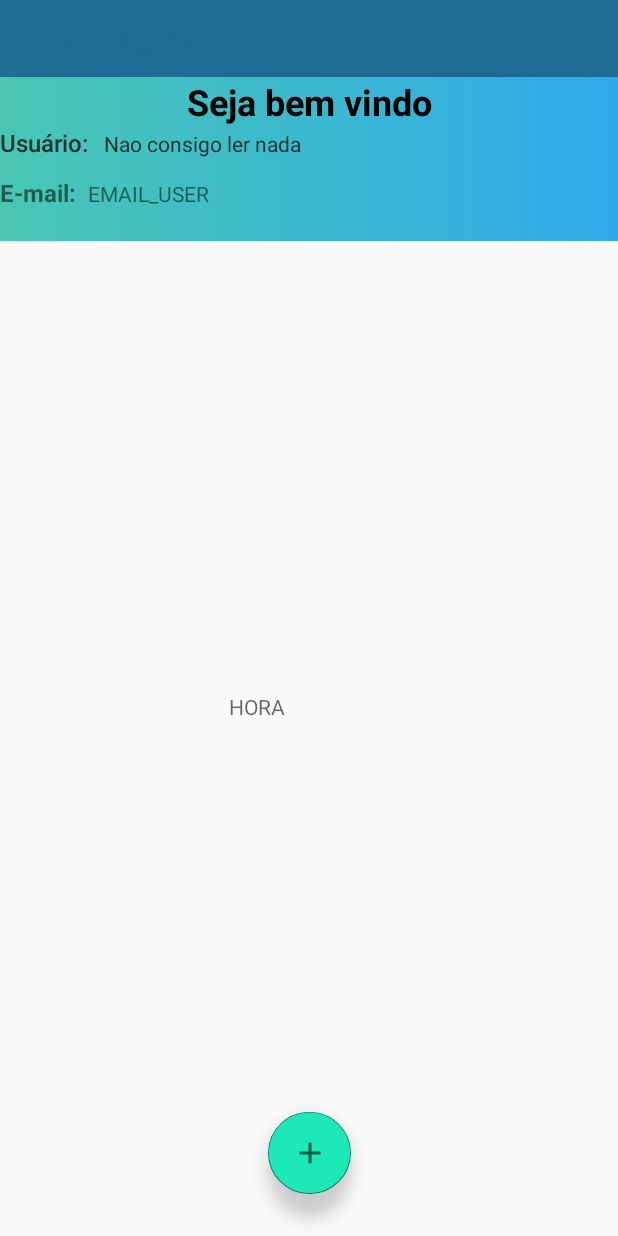
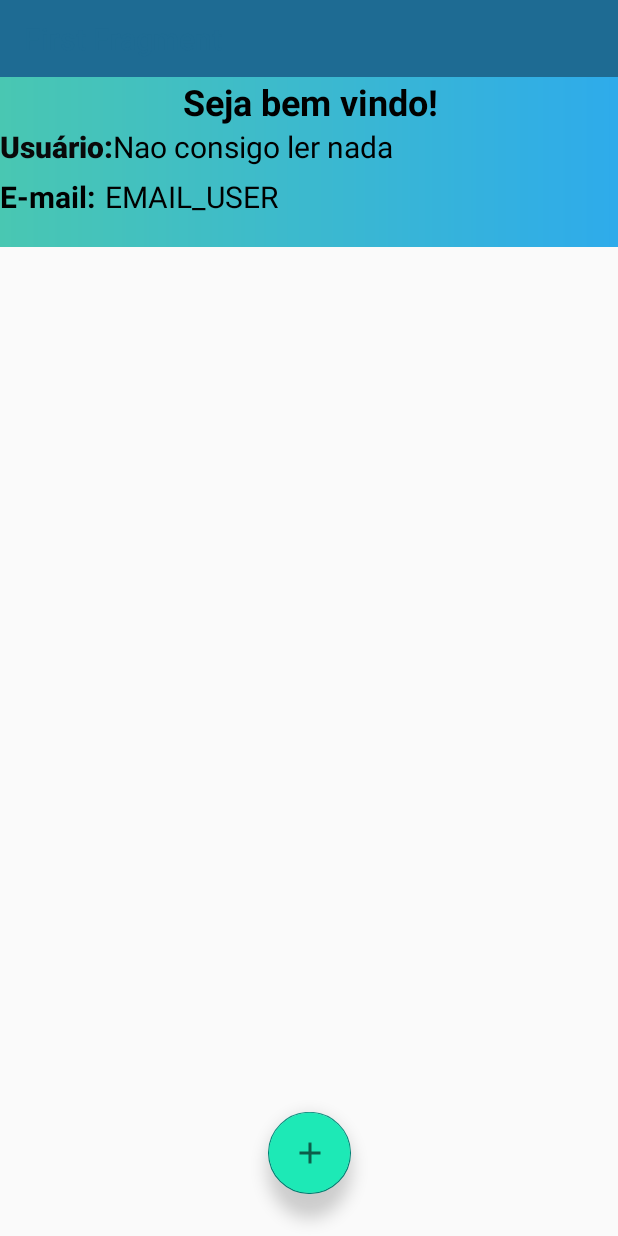
Before and after one commit to HugoOliveira72/DentistApp, an Android app: the FirstFragment screen opened directly, with no data from a screen before it, on a phone screen of 412 x 824 dp. Run offline under Robolectric (Android 15) with nearby library versions, the phone set to English and light mode, and no system bars; our stand-ins replace navigation-ui; 6 statements that could not run were skipped.

Commit message:
Melhorada a aparencia/ corrigido bug de arualização no recycler view

```diff
--- a/DentistApp/app/src/main/java/activity/ConsultaActivity.java
+++ b/DentistApp/app/src/main/java/activity/ConsultaActivity.java
@@ -4,6 +4,7 @@ import androidx.appcompat.app.AppCompatActivity;
 
 import android.app.DatePickerDialog;
 import android.app.TimePickerDialog;
+import android.content.Intent;
 import android.os.Bundle;
 import android.view.View;
 import android.widget.Button;
--- a/DentistApp/app/src/main/java/activity/FirstFragment.java
+++ b/DentistApp/app/src/main/java/activity/FirstFragment.java
@@ -8,7 +8,9 @@ import android.util.Log;
 import android.view.LayoutInflater;
 import android.view.View;
 import android.view.ViewGroup;
+import android.widget.Button;
 import android.widget.TextView;
+import android.widget.Toast;
 
 import androidx.annotation.NonNull;
 import androidx.fragment.app.Fragment;
@@ -51,6 +53,9 @@ public class FirstFragment extends Fragment implements Serializable {
     //-----------------------------------------------------------------//
 
     ConsultaDAO consultaDAO;
+
+    //-----------------------------------------------------------------//
+    Button btn_Excluir;
 
     @Override
     public View onCreateView(
@@ -96,10 +101,10 @@ public class FirstFragment extends Fragment implements Serializable {
         cons.setEmailPaciente(usuario.getEmail());
 
         //Liga com o front-end
-        tv_Hora = getActivity().findViewById(R.id.tv_hora);
+        //tv_Hora = getActivity().findViewById(R.id.tv_hora);
 
         //TESTE, seta o email do user no campo tv_Hora, textView grandao debaixo do RecyclerView
-        tv_Hora.setText(cons.getEmailPaciente());
+        //tv_Hora.setText(cons.getEmailPaciente());
 
         //-----------------------------------------------------------------//
         //------------------TESTE COM RECYCLER VIEW------------------------//
@@ -122,6 +127,9 @@ public class FirstFragment extends Fragment implements Serializable {
 
         setConsultainfo();
         setAdapter();
+
+        //---------------------------------------------------------------------
+        btn_Excluir = getActivity().findViewById(R.id.btn_Delete_ListItem);
 
     }
 
@@ -157,6 +165,16 @@ public class FirstFragment extends Fragment implements Serializable {
         return (consulta) c.buscar(usuario.getEmail());
     }
 
+    @Override
+    public void onStart() {
+
+        setConsultainfo();
+        setAdapter();
+        super.onStart();
+    }
+
+
+
 
 
 }
--- a/DentistApp/app/src/main/java/activity/Principal.java
+++ b/DentistApp/app/src/main/java/activity/Principal.java
@@ -9,6 +9,7 @@ import com.example.dentistapp.R;
 import androidx.appcompat.app.AppCompatActivity;
 
 import android.view.View;
+import android.widget.Button;
 import android.widget.TextView;
 import android.widget.Toast;
 
@@ -45,6 +46,9 @@ public class Principal extends AppCompatActivity implements Serializable {
     //
     TextView tv_Usernome;
 
+    //
+    Button btn_Teste;
+
     @Override
     protected void onCreate(Bundle savedInstanceState) {
         super.onCreate(savedInstanceState);
@@ -63,10 +67,12 @@ public class Principal extends AppCompatActivity implements Serializable {
         binding.fabAdicionarConsulta.setOnClickListener(new View.OnClickListener() {
             @Override
             public void onClick(View view) {
-                Toast.makeText(Principal.this, "USUARIO:"+Consulta.getNomePaciente()+"\nDATA:"+Consulta.getData(), Toast.LENGTH_SHORT).show();
+                //Toast.makeText(Principal.this, "USUARIO:"+Consulta.getNomePaciente()+"\nDATA:"+Consulta.getData(), Toast.LENGTH_SHORT).show();
                 abrirTelaConsulta(view);
             }
         });
+
+        btn_Teste = findViewById(R.id.btn_Delete_ListItem);
     }
 
     @Override
@@ -80,6 +86,10 @@ public class Principal extends AppCompatActivity implements Serializable {
         startActivity(new Intent(this,ConsultaActivity.class));
     }
 
+    public void ExcluirConsulta(View view){
+        Toast.makeText(Principal.this, "Ola mundo", Toast.LENGTH_SHORT).show();
+    }
+
 
 
 }
--- a/DentistApp/app/src/main/res/layout/fragment_first.xml
+++ b/DentistApp/app/src/main/res/layout/fragment_first.xml
@@ -8,22 +8,17 @@
 
     <LinearLayout
         android:id="@+id/linearLayout2"
-        android:layout_width="412dp"
-        android:layout_height="109dp"
-        android:layout_marginBottom="25dp"
+        android:layout_width="413dp"
+        android:layout_height="113dp"
         android:background="@drawable/gradient_wall"
         android:orientation="vertical"
-        app:layout_constraintBottom_toTopOf="@+id/recyclerViewConsultas"
-        app:layout_constraintEnd_toEndOf="parent"
-        app:layout_constraintStart_toStartOf="parent"
-        app:layout_constraintTop_toTopOf="parent"
-        app:layout_constraintVertical_bias="0.49">
+        app:layout_constraintTop_toTopOf="parent">
 
         <TextView
             android:id="@+id/textViewTitulo"
             android:layout_width="match_parent"
             android:layout_height="wrap_content"
-            android:text="Seja bem vindo"
+            android:text="Seja bem vindo!"
             android:textAlignment="center"
             android:textColor="#000000"
             android:textSize="24sp"
@@ -36,12 +31,13 @@
 
             <TextView
                 android:id="@+id/textviewNomeLabel"
-                android:layout_width="69dp"
+                android:layout_width="wrap_content"
                 android:layout_height="wrap_content"
                 android:fontFamily="sans-serif-medium"
                 android:text="Usuário:"
-                android:textColor="#263238"
-                android:textSize="16sp" />
+                android:textColor="#090909"
+                android:textSize="20sp"
+                android:textStyle="bold" />
 
             <TextView
                 android:id="@+id/tv_Username"
@@ -49,7 +45,8 @@
                 android:layout_height="wrap_content"
                 android:layout_weight="1"
                 android:text="Nao consigo ler nada"
-                android:textColor="#263238" />
+                android:textColor="#000000"
+                android:textSize="20sp" />
 
         </LinearLayout>
 
@@ -60,11 +57,12 @@
 
             <TextView
                 android:id="@+id/textViewEmailLabel"
-                android:layout_width="69dp"
+                android:layout_width="91dp"
                 android:layout_height="wrap_content"
                 android:layout_weight="1"
                 android:text="E-mail:"
-                android:textSize="16sp"
+                android:textColor="#000000"
+                android:textSize="20sp"
                 android:textStyle="bold" />
 
             <TextView
@@ -72,30 +70,22 @@
                 android:layout_width="350dp"
                 android:layout_height="wrap_content"
                 android:layout_weight="1"
-                android:text="EMAIL_USER" />
+                android:text="EMAIL_USER"
+                android:textColor="#000000"
+                android:textSize="20sp" />
         </LinearLayout>
 
     </LinearLayout>
 
-    <TextView
-        android:id="@+id/tv_hora"
-        android:layout_width="107dp"
-        android:layout_height="167dp"
-        android:layout_marginBottom="195dp"
-        android:hint="HORA"
+    <androidx.recyclerview.widget.RecyclerView
+        android:id="@+id/recyclerViewConsultas"
+        android:layout_width="410dp"
+        android:layout_height="91dp"
         app:layout_constraintBottom_toBottomOf="parent"
         app:layout_constraintEnd_toEndOf="parent"
+        app:layout_constraintHorizontal_bias="0.333"
         app:layout_constraintStart_toStartOf="parent"
-        app:layout_constraintTop_toBottomOf="@+id/recyclerViewConsultas" />
-
-    <androidx.recyclerview.widget.RecyclerView
-        android:id="@+id/recyclerViewConsultas"
-        android:layout_width="0dp"
-        android:layout_height="0dp"
-        android:layout_marginBottom="42dp"
-        app:layout_constraintBottom_toTopOf="@+id/tv_hora"
-        app:layout_constraintEnd_toEndOf="parent"
-        app:layout_constraintStart_toStartOf="parent"
-        app:layout_constraintTop_toBottomOf="@+id/linearLayout2" />
+        app:layout_constraintTop_toBottomOf="@+id/linearLayout2"
+        app:layout_constraintVertical_bias="0.088" />
 
 </androidx.constraintlayout.widget.ConstraintLayout>
```
Also changed, not shown: DentistApp/app/src/main/res/layout/activity_consulta.xml (+15 -25 lines), DentistApp/app/src/main/res/layout/list_item.xml (+37 -20 lines).
